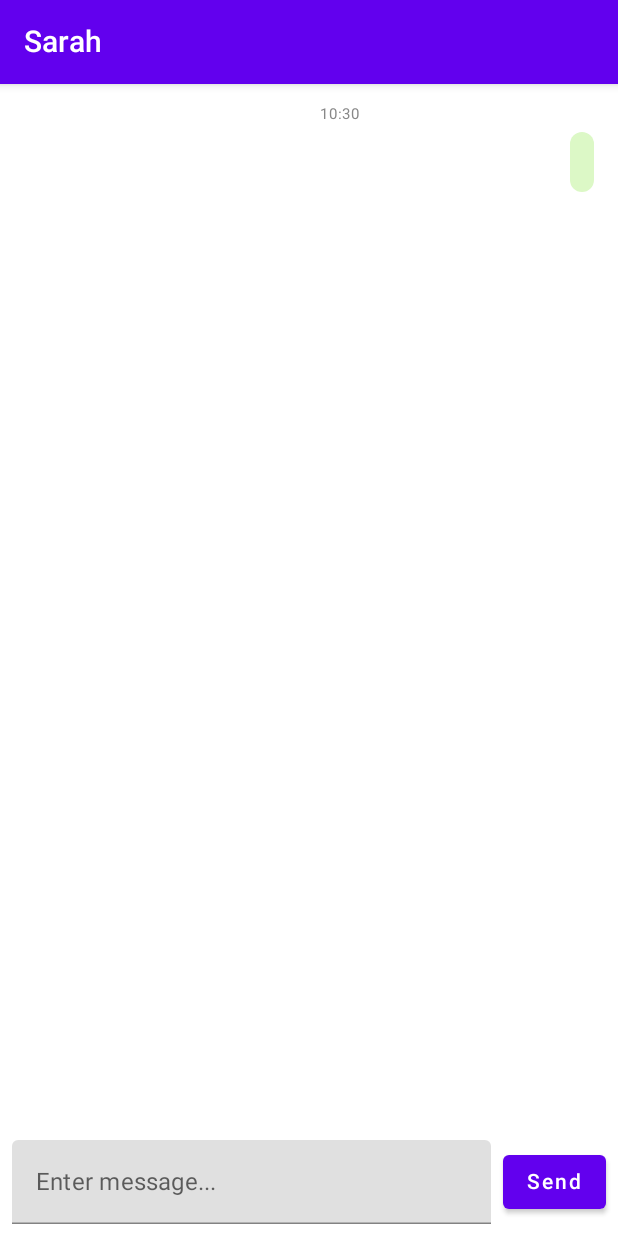
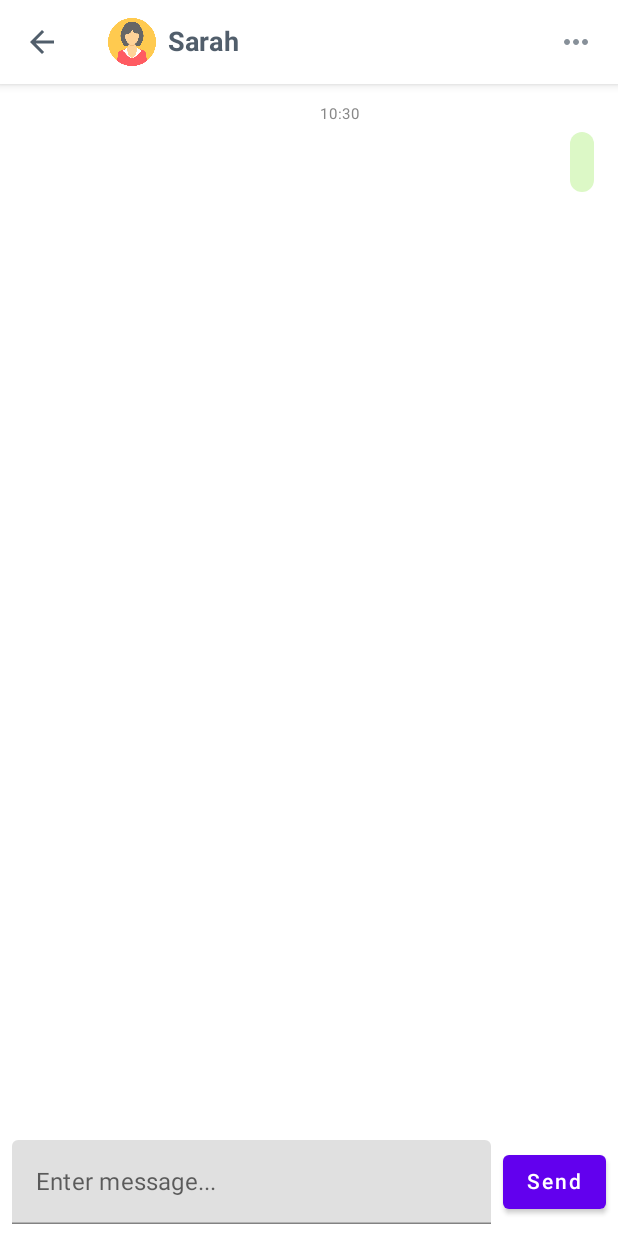
Before and after one commit to LexLeontiev/chat-example, an Android app built with Jetpack Compose: the screen it shows after launch (ComposeActivity), after a tap on "Send", on a phone screen of 412 x 824 dp. Run offline under Robolectric (Android 15) with nearby library versions, the phone set to English and light mode, and no system bars; our stand-ins replace Dagger/Hilt's generated code, Room's generated code.

Commit message:
add Material library setup TopAppBar

```diff
--- a/app/build.gradle.kts
+++ b/app/build.gradle.kts
@@ -66,6 +66,7 @@ dependencies {
     implementation(libs.androidx.appcompat)
     implementation(libs.androidx.constraint.layout)
     implementation(libs.androidx.core.ktx)
+    implementation(libs.material)
 
     implementation(libs.hilt.android)
     ksp(libs.hilt.compiler)
--- a/app/src/main/res/values/styles.xml
+++ b/app/src/main/res/values/styles.xml
@@ -1,11 +1,13 @@
 <resources>
 
     <!-- Base application theme. -->
-    <style name="AppTheme" parent="Theme.AppCompat.Light.DarkActionBar">
+    <style name="AppTheme" parent="Theme.MaterialComponents.DayNight.NoActionBar">
         <!-- Customize your theme here. -->
         <item name="colorPrimary">@color/colorPrimary</item>
         <item name="colorPrimaryDark">@color/colorPrimaryDark</item>
         <item name="colorAccent">@color/colorAccent</item>
+        <item name="android:statusBarColor">@android:color/white</item>
+        <item name="android:windowLightStatusBar">true</item>
     </style>
 
 </resources>
--- a/gradle/libs.versions.toml
+++ b/gradle/libs.versions.toml
@@ -22,6 +22,7 @@ hilt = "2.51.1"
 javapoet = "1.13.0"
 hilt-navigation-compose = "1.2.0"
 lifecycle-runtime-compose = "2.8.4"
+material = "1.12.0"
 
 [libraries]
 junit = { module = "junit:junit", version.ref = "junit" }
@@ -52,6 +53,7 @@ hilt-android = { group = "com.google.dagger", name = "hilt-android", version.ref
 hilt-compiler = { group = "com.google.dagger", name = "hilt-android-compiler", version.ref = "hilt" }
 hilt-navigation-compose = { group = "androidx.hilt", name = "hilt-navigation-compose", version.ref = "hilt-navigation-compose" }
 lifecycle-runtime-compose = { group = "androidx.lifecycle", name = "lifecycle-runtime-compose", version.ref = "lifecycle-runtime-compose" }
+material = { group = "com.google.android.material", name = "material", version.ref = "material" }
 
 [plugins]
 detekt = { id = "io.gitlab.arturbosch.detekt", version.ref = "detekt" }
--- a/library-compose/src/main/java/com/github/lexleontiev/chatexample/app/ComposeActivity.kt
+++ b/library-compose/src/main/java/com/github/lexleontiev/chatexample/app/ComposeActivity.kt
@@ -1,16 +1,18 @@
 package com.github.lexleontiev.chatexample.app
 
-import android.annotation.SuppressLint
 import android.os.Bundle
 import androidx.activity.ComponentActivity
 import androidx.activity.compose.setContent
+import androidx.compose.foundation.layout.navigationBarsPadding
+import androidx.compose.foundation.layout.padding
+import androidx.compose.foundation.layout.statusBarsPadding
 import androidx.compose.material.MaterialTheme
 import androidx.compose.material.Scaffold
-import androidx.compose.material.Text
-import androidx.compose.material.TopAppBar
 import androidx.compose.runtime.Composable
+import androidx.compose.ui.Modifier
 import androidx.compose.ui.tooling.preview.Preview
 import com.github.lexleontiev.chatexample.app.ui.components.ChatScreen
+import com.github.lexleontiev.chatexample.app.ui.main.ChatAppBar
 import dagger.hilt.android.AndroidEntryPoint
 
 
@@ -24,21 +26,16 @@ class ComposeActivity : ComponentActivity() {
     }
 }
 
-@SuppressLint("UnusedMaterialScaffoldPaddingParameter")
 @Preview
 @Composable
 fun AppMain() {
     MaterialTheme {
         Scaffold(
             topBar = {
-                TopAppBar(
-                    title = { Text(text = "Sarah") },
-                    backgroundColor = MaterialTheme.colors.primary
-                )
-            },
-            backgroundColor = MaterialTheme.colors.background,
-        ) {
-            ChatScreen()
+                ChatAppBar(modifier = Modifier.statusBarsPadding())
+            }
+        ) { paddingValues ->
+            ChatScreen(modifier = Modifier.padding(paddingValues).navigationBarsPadding())
         }
     }
 }
--- a/library-compose/src/main/java/com/github/lexleontiev/chatexample/app/ui/components/ChatScreen.kt
+++ b/library-compose/src/main/java/com/github/lexleontiev/chatexample/app/ui/components/ChatScreen.kt
@@ -18,13 +18,14 @@ import com.github.lexleontiev.chatexample.app.ui.ThemePreviews
 
 @Composable
 internal fun ChatScreen(
+    modifier: Modifier = Modifier,
     viewModel: ChatViewModel = hiltViewModel()
 ) {
     // don't collect data between onStop and onStart states
     val chatData by viewModel.chatData.collectAsStateWithLifecycle()
     var input by remember { mutableStateOf(TextFieldValue("")) }
 
-    Column(modifier = Modifier.fillMaxSize()) {
+    Column(modifier = modifier.fillMaxSize()) {
         MessageList(messages = chatData.messages, modifier = Modifier.weight(1f))
 
         MessageInput(
--- /dev/null
+++ b/library-compose/src/main/java/com/github/lexleontiev/chatexample/app/ui/main/ChatAppBar.kt
@@ -0,0 +1,103 @@
+package com.github.lexleontiev.chatexample.app.ui.main
+
+import androidx.compose.foundation.Image
+import androidx.compose.foundation.layout.Row
+import androidx.compose.foundation.layout.fillMaxWidth
+import androidx.compose.foundation.layout.padding
+import androidx.compose.foundation.layout.size
+import androidx.compose.material.DropdownMenu
+import androidx.compose.material.DropdownMenuItem
+import androidx.compose.material.Icon
+import androidx.compose.material.IconButton
+import androidx.compose.material.MaterialTheme
+import androidx.compose.material.Text
+import androidx.compose.material.TopAppBar
+import androidx.compose.material.icons.Icons
+import androidx.compose.material.icons.automirrored.filled.ArrowBack
+import androidx.compose.material.icons.filled.MoreVert
+import androidx.compose.runtime.Composable
+import androidx.compose.runtime.getValue
+import androidx.compose.runtime.mutableStateOf
+import androidx.compose.runtime.remember
+import androidx.compose.runtime.setValue
+import androidx.compose.ui.Alignment
+import androidx.compose.ui.Modifier
+import androidx.compose.ui.draw.rotate
+import androidx.compose.ui.graphics.Color
+import androidx.compose.ui.layout.ContentScale
+import androidx.compose.ui.res.painterResource
+import androidx.compose.ui.text.font.FontWeight
+import androidx.compose.ui.unit.dp
+import androidx.compose.ui.unit.sp
+import androidx.compose.ui.window.PopupProperties
+import com.github.lexleontiev.chatexample.app.ui.ThemePreviews
+import com.github.lexleontiev.chatexample.library.compose.R
+
+
+@Composable
+internal fun ChatAppBar(modifier: Modifier = Modifier) {
+    var expanded by remember { mutableStateOf(false) }
+    TopAppBar(
+        modifier = modifier.fillMaxWidth(),
+        title = {
+            Row(verticalAlignment = Alignment.CenterVertically) {
+                Image(
+                    painter = painterResource(id = R.drawable.profile),
+                    contentDescription = "User Avatar",
+                    modifier = Modifier
+                        .size(40.dp)
+                        .padding(end = 8.dp),
+                    contentScale = ContentScale.Fit
+                )
+                Text(
+                    text = "Sarah",
+                    fontWeight = FontWeight.Bold,
+                    fontSize = 18.sp
+                )
+            }
+        },
+        navigationIcon = {
+            IconButton(onClick = { /* no-op */ }) {
+                Icon(
+                    imageVector = Icons.AutoMirrored.Filled.ArrowBack,
+                    contentDescription = "Back"
+                )
+            }
+        },
+        actions = {
+            IconButton(onClick = { expanded = true }) {
+                Icon(
+                    imageVector = Icons.Filled.MoreVert,
+                    contentDescription = "Menu",
+                    modifier = Modifier.rotate(90f)
+                )
+            }
+            DropdownMenu(
+                expanded = expanded,
+                onDismissRequest = { expanded = false },
+                properties = PopupProperties(
+                    dismissOnBackPress = true,
+                    dismissOnClickOutside = true
+                )
+            ) {
+                DropdownMenuItem(
+                    onClick = {
+                        expanded = false
+                        // todo receive message
+                    }) {
+                    Text("Receive message")
+                }
+            }
+        },
+        backgroundColor = Color.White,
+        contentColor = Color(0xFF374655),
+        elevation = 4.dp
+    )
+}
+
+
+@ThemePreviews
+@Composable
+private fun ChatAppBarPreview() = MaterialTheme {
+    ChatAppBar()
+}
```
Also changed, not shown: library-compose/src/main/res/drawable/profile.png (added).
